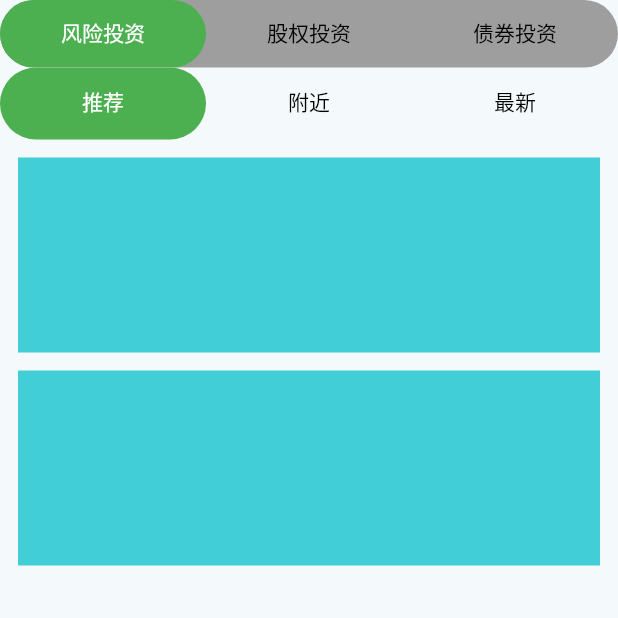
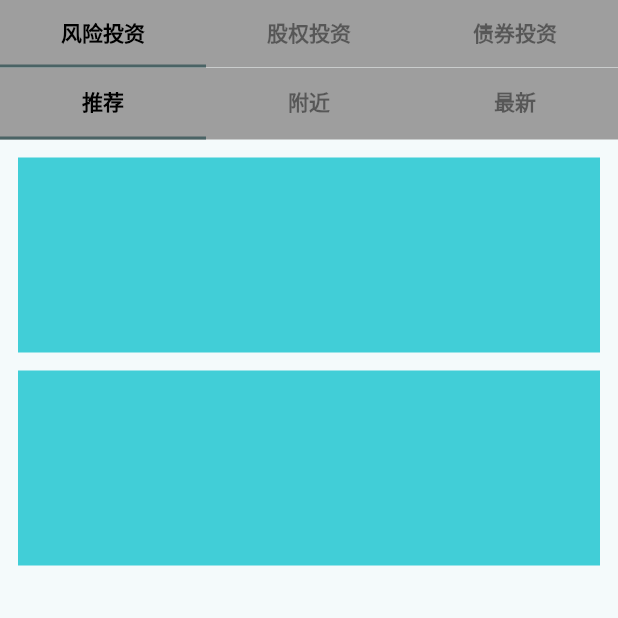
Before and after one commit to Imitater967/IndieTeamup-Client, a Flutter app: the LobbyTeamOverview screen opened by its route, on a phone screen of 412 x 824 dp, the top half of it. Run offline on Flutter 3.47's test engine with Material 2 defaults, Android fonts, the phone set to English and light mode, and no system bars; our stand-ins replace flutter_markdown, hexcolor, intl_phone_number_input.

Commit message:
优化style

```diff
--- a/lib/widget/page/lobby/team/page_LobbyTeamOverview.dart
+++ b/lib/widget/page/lobby/team/page_LobbyTeamOverview.dart
@@ -34,17 +34,15 @@ class _LobbyTeamOverviewState extends State<LobbyTeamOverview>
         children: [
           Container(
             height: 45,
-            decoration: BoxDecoration(
+            decoration: const BoxDecoration(
               color: Colors.grey,
-              borderRadius: BorderRadius.circular(25),
             ),
             child: TabBar(
               controller: _parentController,
-              indicator: BoxDecoration(
-                  borderRadius: BorderRadius.circular(25), color: Colors.green),
-              labelColor: Colors.white,
-              unselectedLabelColor: Colors.black,
-              tabs: [
+              labelColor: Colors.black,
+              labelStyle: TextStyle(fontWeight: FontWeight.bold),
+              unselectedLabelColor: Colors.black45,
+              tabs: const [
                 Tab(
                   text: "风险投资",
                 ),
--- a/lib/widget/page/lobby/team/widget_lobby_sub_tabbar.dart
+++ b/lib/widget/page/lobby/team/widget_lobby_sub_tabbar.dart
@@ -28,7 +28,9 @@ class _LobbySubTabBarState extends State<LobbySubTabBar>
   @override
   Widget build(BuildContext context) {
     return Column(
-      children: [TabBar(
+      children: [Container(
+        color: Colors.grey,
+        child: TabBar(
           controller: _subController,
           tabs: [
             Tab(
@@ -41,10 +43,10 @@ class _LobbySubTabBarState extends State<LobbySubTabBar>
               text: "最新",
             ),
           ],
-        indicator: BoxDecoration(
-            borderRadius: BorderRadius.circular(25), color: Colors.green),
-        labelColor: Colors.white,
-        unselectedLabelColor: Colors.black,
+          labelColor: Colors.black,
+          labelStyle: TextStyle(fontWeight: FontWeight.bold),
+          unselectedLabelColor: Colors.black45,
+        ),
       ),
       Expanded(child: TabBarView(controller: _subController,children: [LobbyContent(),LobbyContent(),LobbyContent()],)),
 
```
Lines whose indentation alone changed are shown as unchanged.
